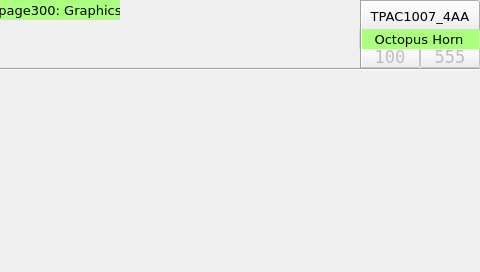
First picture: the form in TPAC1007_04_AA/Octopus_Horn1_HMI/page300.ui, repository MECTsrl/mect_apps, before the edit.
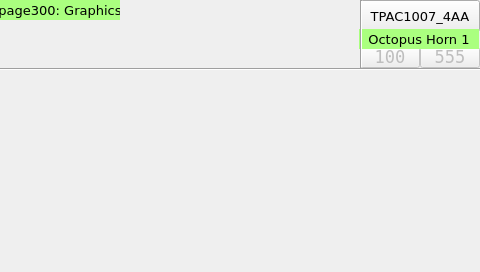
Second picture: the form after the edit. Custom widgets are drawn as their Qt base class.

The edit to the form file:
```diff
--- a/TPAC1007_04_AA/Octopus_Horn1_HMI/page300.ui
+++ b/TPAC1007_04_AA/Octopus_Horn1_HMI/page300.ui
@@ -267,7 +267,7 @@
 <string notr="true">background-color: rgb(170, 255, 127);</string>
 </property>
 <property name="text">
-<string>Octopus Horn</string>
+    <string>Octopus Horn 1</string>
 </property>
 <property name="alignment">
 <set>Qt::AlignCenter</set>
```
Left out of the diff: 10 changed lines with no effect on the pictures. Lines whose indentation alone changed are shown as unchanged.
